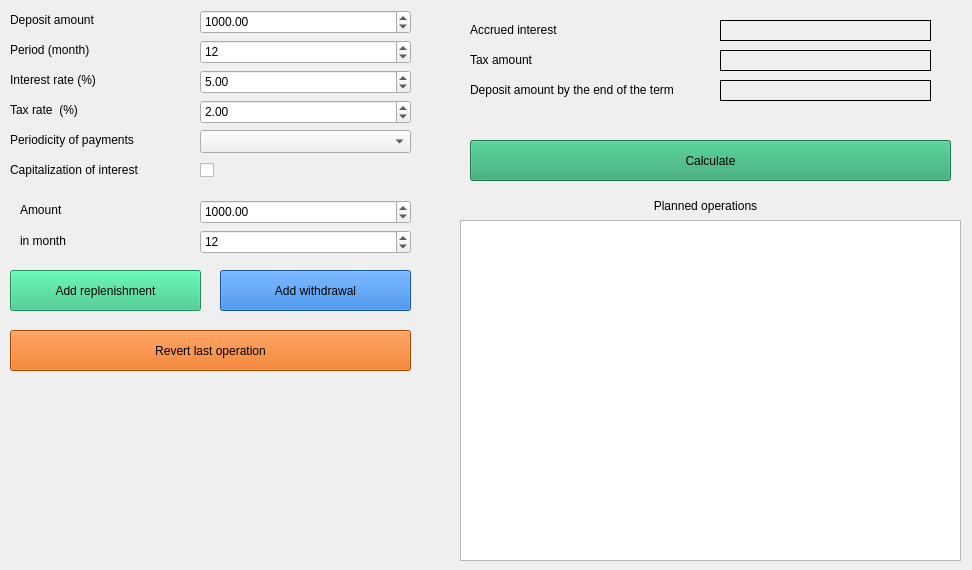
This is src/app/forms/depositcalc.ui in bansheewaltz/c-graphing-calculator as Qt 5 draws it before an edit. The edited form follows.
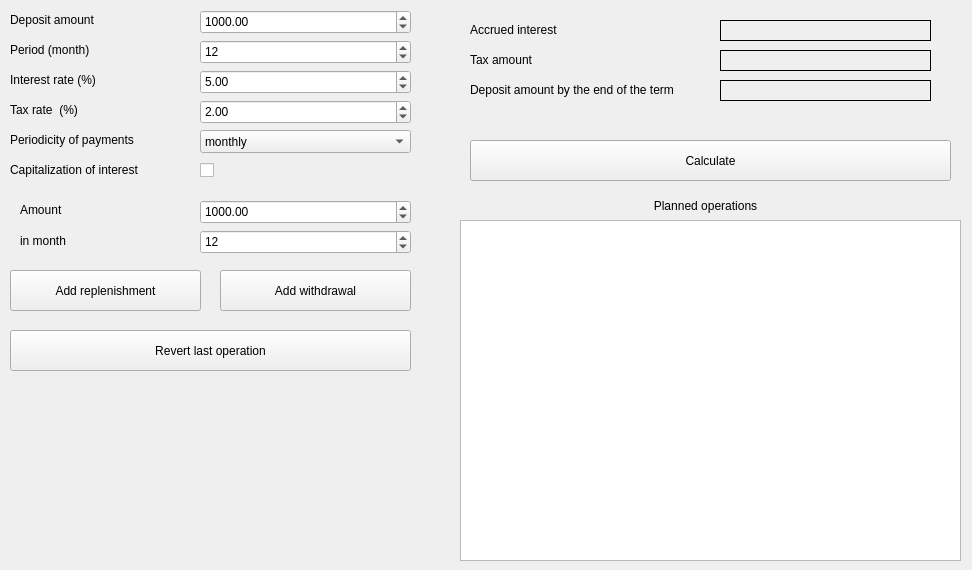
This is the edited form.

Commit message: src:app: push working version of 3window app

Diff of the .ui file:
```diff
--- a/src/app/forms/depositcalc.ui
+++ b/src/app/forms/depositcalc.ui
@@ -59,10 +59,7 @@
      </rect>
     </property>
     <property name="styleSheet">
-     <string notr="true">QPushButton {
-background-color:rgb(28, 113, 216)
-}
-</string>
+     <string notr="true"/>
     </property>
     <property name="text">
      <string>Add withdrawal</string>
@@ -226,10 +223,7 @@
      </rect>
     </property>
     <property name="styleSheet">
-     <string notr="true">QPushButton {
-background-color:rgb(38, 162, 105)
-}
-</string>
+     <string notr="true"/>
     </property>
     <property name="text">
      <string>Calculate</string>
@@ -371,6 +365,21 @@
       <height>23</height>
      </rect>
     </property>
+    <item>
+     <property name="text">
+      <string>monthly</string>
+     </property>
+    </item>
+    <item>
+     <property name="text">
+      <string>quaterly</string>
+     </property>
+    </item>
+    <item>
+     <property name="text">
+      <string>annualy</string>
+     </property>
+    </item>
    </widget>
    <widget class="QLabel" name="Label_interestAccrued">
     <property name="geometry">
@@ -430,10 +439,7 @@
      </rect>
     </property>
     <property name="styleSheet">
-     <string notr="true">QPushButton {
-background-color:rgb(230, 97, 0)
-}
-</string>
+     <string notr="true"/>
     </property>
     <property name="text">
      <string>Revert last operation</string>
@@ -468,10 +474,7 @@
      </rect>
     </property>
     <property name="styleSheet">
-     <string notr="true">QPushButton {
-background-color:rgb(46, 194, 126)
-}
-</string>
+     <string notr="true"/>
     </property>
     <property name="text">
      <string>Add replenishment</string>
```
Left out of the diff: 13 changed lines with no effect on the pictures. The commit also changes 9 other files.
